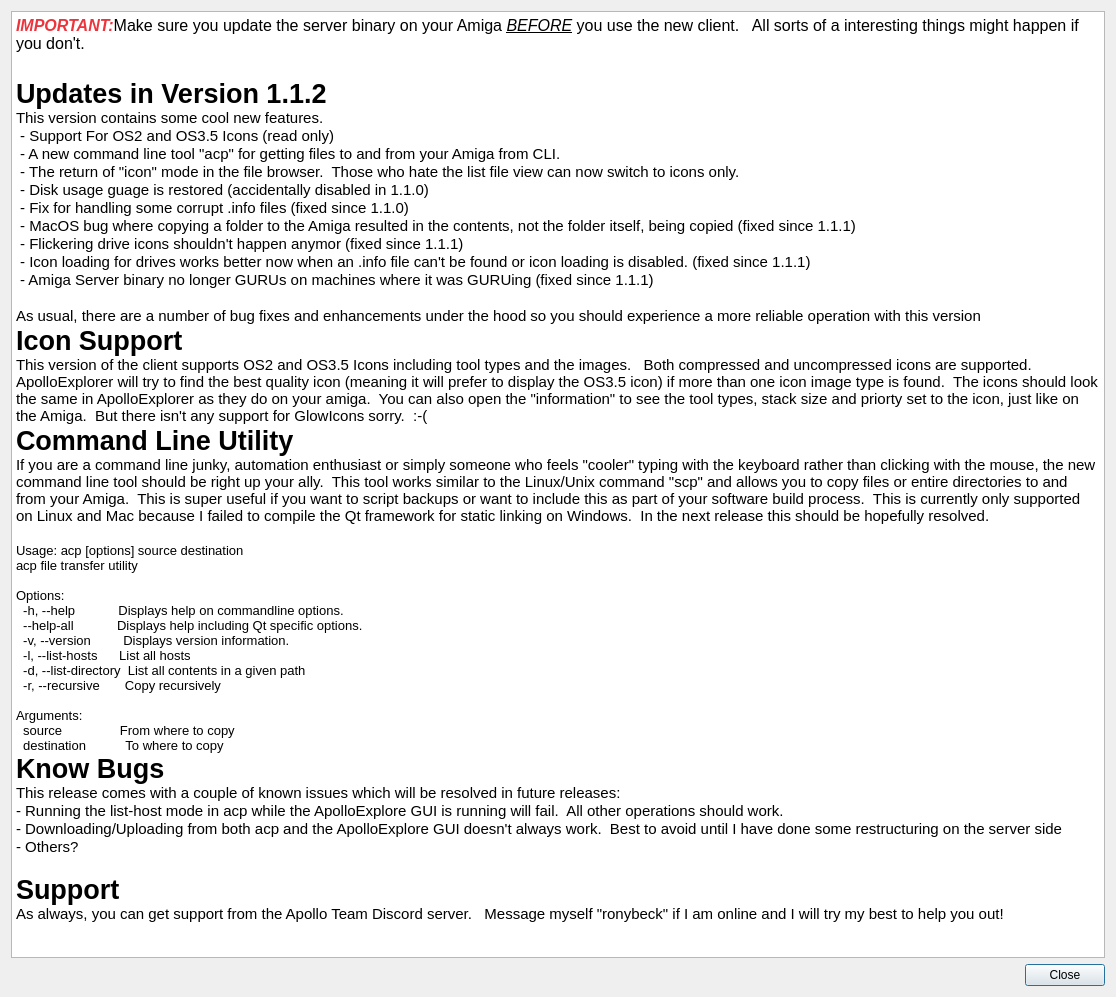
First picture: the form in ApolloExplorerPC/dialogwhatsnew.ui, repository ronybeck/ApolloExplorer, before the edit.
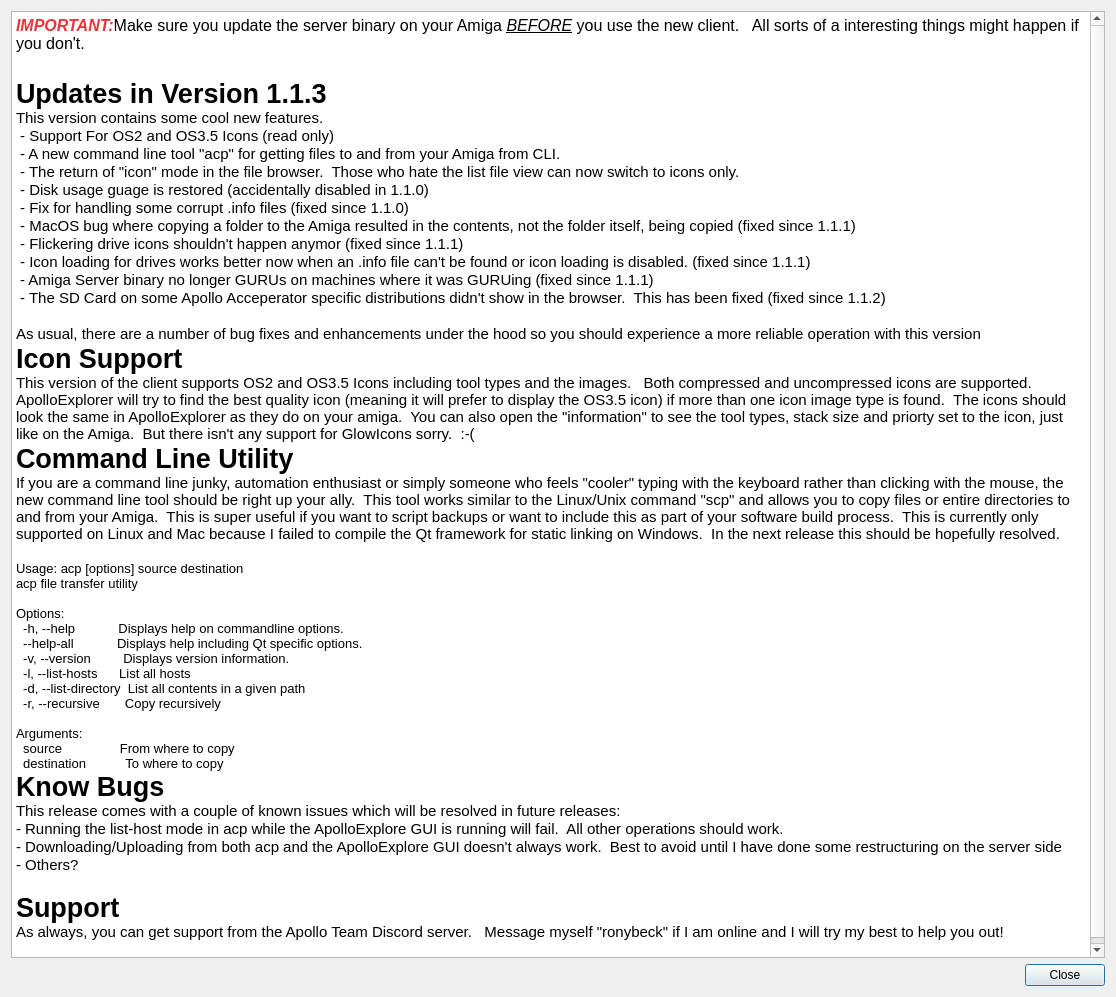
Second picture: the form after the edit. Icons and pictures are not drawn.

Commit message: Updated whatsnew with the updates

What changed in the file:
```diff
--- a/ApolloExplorerPC/dialogwhatsnew.ui
+++ b/ApolloExplorerPC/dialogwhatsnew.ui
@@ -30,7 +30,7 @@
 &lt;/style&gt;&lt;/head&gt;&lt;body style=&quot; font-family:'Ubuntu'; font-size:11pt; font-weight:400; font-style:normal;&quot;&gt;
 &lt;p style=&quot; margin-top:0px; margin-bottom:0px; margin-left:0px; margin-right:0px; -qt-block-indent:0; text-indent:0px;&quot;&gt;&lt;span style=&quot; font-size:12pt; font-weight:700; font-style:italic; color:#ed333b;&quot;&gt;IMPORTANT:&lt;/span&gt;&lt;span style=&quot; font-size:12pt;&quot;&gt;Make sure you update the server binary on your Amiga &lt;/span&gt;&lt;span style=&quot; font-size:12pt; font-style:italic; text-decoration: underline;&quot;&gt;BEFORE&lt;/span&gt;&lt;span style=&quot; font-size:12pt;&quot;&gt; you use the new client.   All sorts of a interesting things might happen if you don't.&lt;/span&gt;&lt;/p&gt;
 &lt;p style=&quot;-qt-paragraph-type:empty; margin-top:0px; margin-bottom:0px; margin-left:0px; margin-right:0px; -qt-block-indent:0; text-indent:0px; font-size:16pt; text-decoration: underline;&quot;&gt;&lt;br /&gt;&lt;/p&gt;
-&lt;p style=&quot; margin-top:0px; margin-bottom:0px; margin-left:0px; margin-right:0px; -qt-block-indent:0; text-indent:0px;&quot;&gt;&lt;span style=&quot; font-size:20pt; font-weight:700;&quot;&gt;Updates in Version 1.1.2&lt;/span&gt;&lt;/p&gt;
+&lt;p style=&quot; margin-top:0px; margin-bottom:0px; margin-left:0px; margin-right:0px; -qt-block-indent:0; text-indent:0px;&quot;&gt;&lt;span style=&quot; font-size:20pt; font-weight:700;&quot;&gt;Updates in Version 1.1.3&lt;/span&gt;&lt;/p&gt;
 &lt;p style=&quot; margin-top:0px; margin-bottom:0px; margin-left:0px; margin-right:0px; -qt-block-indent:0; text-indent:0px;&quot;&gt;This version contains some cool new features.&lt;/p&gt;
 &lt;p style=&quot; margin-top:0px; margin-bottom:0px; margin-left:0px; margin-right:0px; -qt-block-indent:0; text-indent:0px;&quot;&gt; - Support For OS2 and OS3.5 Icons (read only)&lt;/p&gt;
 &lt;p style=&quot; margin-top:0px; margin-bottom:0px; margin-left:0px; margin-right:0px; -qt-block-indent:0; text-indent:0px;&quot;&gt; - A new command line tool &amp;quot;acp&amp;quot; for getting files to and from your Amiga from CLI.&lt;/p&gt;
@@ -41,6 +41,7 @@
 &lt;p style=&quot; margin-top:0px; margin-bottom:0px; margin-left:0px; margin-right:0px; -qt-block-indent:0; text-indent:0px;&quot;&gt; - Flickering drive icons shouldn't happen anymor (fixed since 1.1.1)&lt;/p&gt;
 &lt;p style=&quot; margin-top:0px; margin-bottom:0px; margin-left:0px; margin-right:0px; -qt-block-indent:0; text-indent:0px;&quot;&gt; - Icon loading for drives works better now when an .info file can't be found or icon loading is disabled. (fixed since 1.1.1)&lt;/p&gt;
 &lt;p style=&quot; margin-top:0px; margin-bottom:0px; margin-left:0px; margin-right:0px; -qt-block-indent:0; text-indent:0px;&quot;&gt; - Amiga Server binary no longer GURUs on machines where it was GURUing (fixed since 1.1.1)&lt;/p&gt;
+&lt;p style=&quot; margin-top:0px; margin-bottom:0px; margin-left:0px; margin-right:0px; -qt-block-indent:0; text-indent:0px;&quot;&gt; - The SD Card on some Apollo Acceperator specific distributions didn't show in the browser.  This has been fixed (fixed since 1.1.2)&lt;/p&gt;
 &lt;p style=&quot;-qt-paragraph-type:empty; margin-top:0px; margin-bottom:0px; margin-left:0px; margin-right:0px; -qt-block-indent:0; text-indent:0px;&quot;&gt;&lt;br /&gt;&lt;/p&gt;
 &lt;p style=&quot; margin-top:0px; margin-bottom:0px; margin-left:0px; margin-right:0px; -qt-block-indent:0; text-indent:0px;&quot;&gt;As usual, there are a number of bug fixes and enhancements under the hood so you should experience a more reliable operation with this version&lt;/p&gt;
 &lt;p style=&quot; margin-top:0px; margin-bottom:0px; margin-left:0px; margin-right:0px; -qt-block-indent:0; text-indent:0px;&quot;&gt;&lt;img src=&quot;:/images/images/Scanner_Example.png&quot; /&gt;&lt;/p&gt;
```
